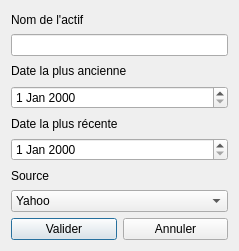
Before: the Qt Designer form Sources/GUI/import.ui in pchaigno/varsoft, drawn with Qt 5.
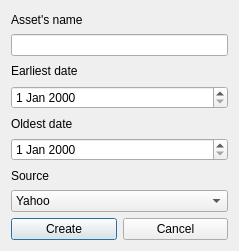
After: the same form once the commit is applied.

Commit message: GUI translated to French

Diff of the .ui file:
```diff
--- a/Sources/GUI/import.ui
+++ b/Sources/GUI/import.ui
@@ -17,7 +17,7 @@
    <item>
     <widget class="QLabel" name="label">
      <property name="text">
-      <string>Nom de l'actif</string>
+      <string>Asset's name</string>
      </property>
     </widget>
    </item>
@@ -27,7 +27,7 @@
    <item>
     <widget class="QLabel" name="label_3">
      <property name="text">
-      <string>Date la plus ancienne</string>
+      <string>Earliest date</string>
      </property>
     </widget>
    </item>
@@ -37,7 +37,7 @@
    <item>
     <widget class="QLabel" name="label_2">
      <property name="text">
-      <string>Date la plus récente</string>
+      <string>Oldest date</string>
      </property>
     </widget>
    </item>
@@ -73,14 +73,14 @@
      <item>
       <widget class="QPushButton" name="pushButton">
        <property name="text">
-        <string>Valider</string>
+        <string>Create</string>
        </property>
       </widget>
      </item>
      <item>
       <widget class="QPushButton" name="pushButton_2">
        <property name="text">
-        <string>Annuler</string>
+        <string>Cancel</string>
        </property>
       </widget>
      </item>
```
The commit also changes 2 other files.
